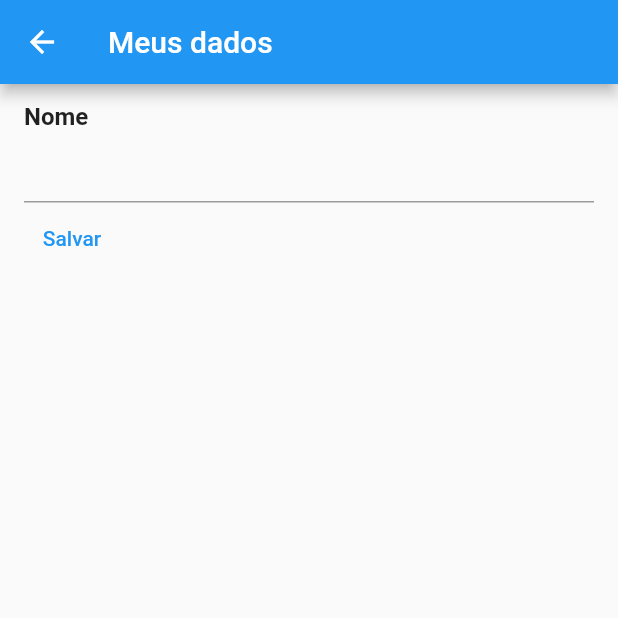
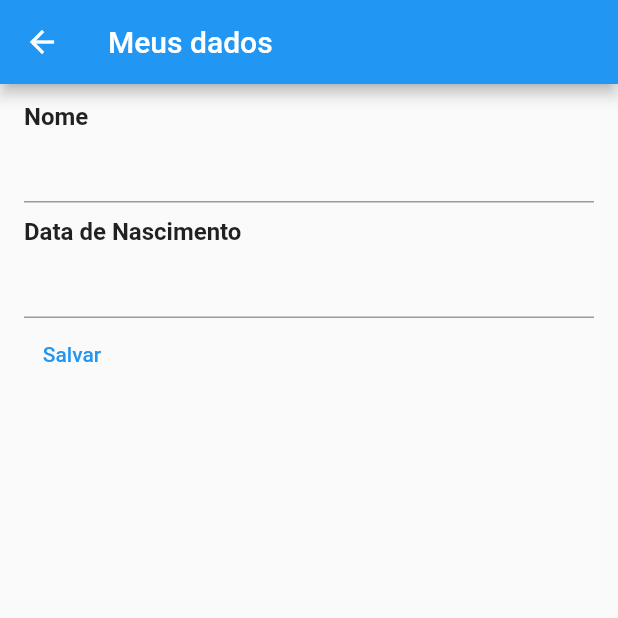
Before and after one commit to FilipeJN/trilhaapp, a Flutter app: the DadosCadastraisPage screen opened directly, on a phone screen of 412 x 824 dp, the top half of it. Run offline on Flutter 3.47's test engine with Material 2 defaults, Android fonts, the phone set to English and light mode, and no system bars; our stand-ins replace google_fonts; network calls fail.

Commit message:
Adicionando DatePicker

```diff
--- a/lib/pages/dados_cadastrais.dart
+++ b/lib/pages/dados_cadastrais.dart
@@ -1,4 +1,5 @@
 import 'package:flutter/material.dart';
+import 'package:trilhaapp/shared/widgets/text_label.dart';
 
 class DadosCadastraisPage extends StatefulWidget {
   const DadosCadastraisPage({super.key});
@@ -9,6 +10,8 @@ class DadosCadastraisPage extends StatefulWidget {
 
 class _DadosCadastraisPageState extends State<DadosCadastraisPage> {
   var nomeController = TextEditingController(text: "");
+  var dataNascimentoController = TextEditingController(text: "");
+  DateTime? dataNascimento;
 
   @override
   Widget build(BuildContext context) {
@@ -21,12 +24,28 @@ class _DadosCadastraisPageState extends State<DadosCadastraisPage> {
         child: Column(
           crossAxisAlignment: CrossAxisAlignment.start,
           children: [
-            Text(
-              "Nome",
-              style: TextStyle(fontSize: 16, fontWeight: FontWeight.w700),
-            ),
+            const TextLabel(texto: "Nome"),
             TextField(
               controller: nomeController,
+            ),
+            const SizedBox(
+              height: 10,
+            ),
+            const TextLabel(texto: "Data de Nascimento"),
+            TextField(
+              controller: dataNascimentoController,
+              readOnly: true,
+              onTap: () async {
+                var data = await showDatePicker(
+                    context: context,
+                    initialDate: DateTime(2000, 1, 1),
+                    firstDate: DateTime(1900, 5, 20),
+                    lastDate: DateTime(2023, 10, 23));
+                if (data != null) {
+                  dataNascimentoController.text = data.toString();
+                  dataNascimento = data;
+                }
+              },
             ),
             TextButton(onPressed: () {}, child: Text("Salvar")),
           ],
--- /dev/null
+++ b/lib/shared/widgets/text_label.dart
@@ -0,0 +1,12 @@
+import 'package:flutter/material.dart';
+
+class TextLabel extends StatelessWidget {
+  final String texto;
+  const TextLabel({super.key, required this.texto});
+
+  @override
+  Widget build(BuildContext context) {
+    return Text(texto,
+        style: const TextStyle(fontSize: 16, fontWeight: FontWeight.w700));
+  }
+}
```
